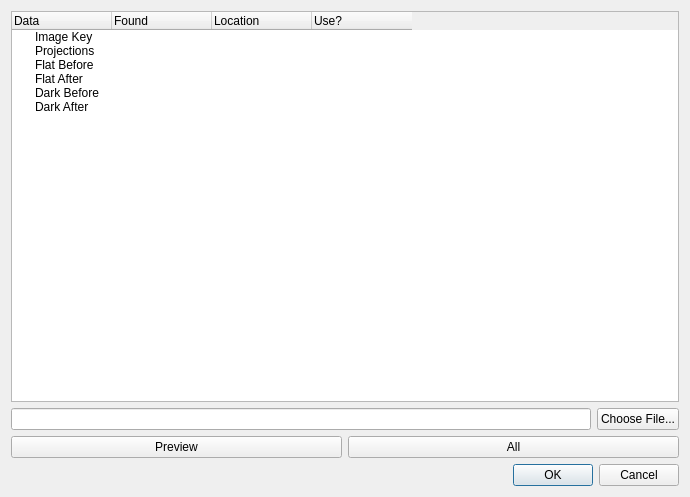
First picture: the form in mantidimaging/gui/ui/nexus_load_dialog.ui, repository mantidproject/mantidimaging, before the edit.
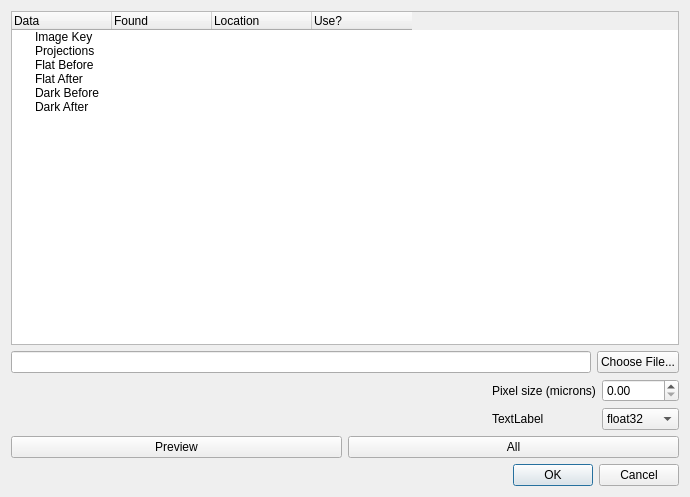
Second picture: the form after the edit.

Commit message: pixel size and bit depth

```diff
--- a/mantidimaging/gui/ui/nexus_load_dialog.ui
+++ b/mantidimaging/gui/ui/nexus_load_dialog.ui
@@ -139,6 +139,58 @@
      </item>
     </layout>
    </item>
+   <item>
+    <layout class="QGridLayout" name="gridLayout">
+     <item row="1" column="1">
+      <widget class="QLabel" name="pixelBitDepthLabel">
+       <property name="text">
+        <string>TextLabel</string>
+       </property>
+      </widget>
+     </item>
+     <item row="0" column="2">
+      <widget class="QDoubleSpinBox" name="doubleSpinBox">
+       <property name="maximum">
+        <double>99999.000000000000000</double>
+       </property>
+      </widget>
+     </item>
+     <item row="1" column="2">
+      <widget class="QComboBox" name="comboBox">
+       <item>
+        <property name="text">
+         <string>float32</string>
+        </property>
+       </item>
+       <item>
+        <property name="text">
+         <string>float64</string>
+        </property>
+       </item>
+      </widget>
+     </item>
+     <item row="0" column="1">
+      <widget class="QLabel" name="pixelSizeLabel">
+       <property name="text">
+        <string>Pixel size (microns)</string>
+       </property>
+      </widget>
+     </item>
+     <item row="1" column="0">
+      <spacer name="horizontalSpacer">
+       <property name="orientation">
+        <enum>Qt::Horizontal</enum>
+       </property>
+       <property name="sizeHint" stdset="0">
+        <size>
+         <width>40</width>
+         <height>20</height>
+        </size>
+       </property>
+      </spacer>
+     </item>
+    </layout>
+   </item>
    <item>
     <layout class="QVBoxLayout" name="verticalLayout_5">
      <item>
```
